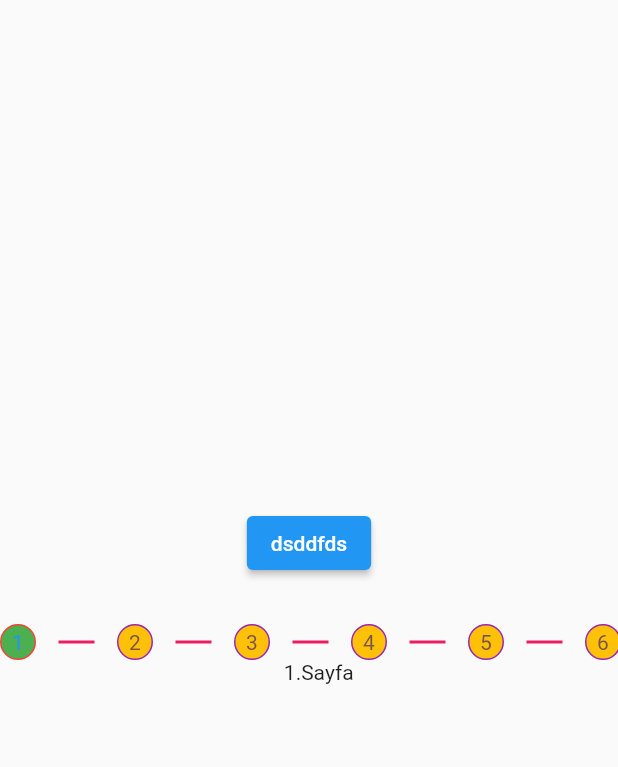
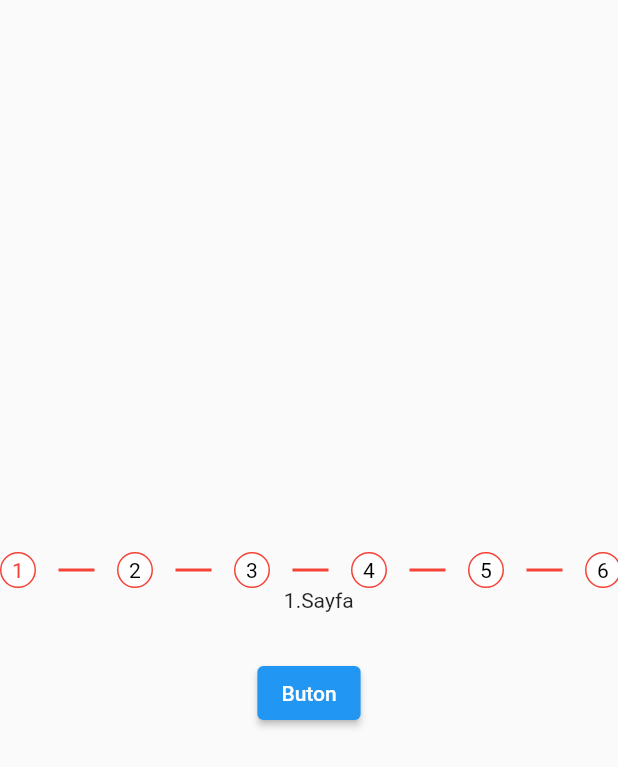
Before and after one commit to aliaydogdu000/Stepper, a Flutter app: the screen it shows after launch, on a phone screen of 412 x 824 dp. Shown: the top 767 px of the screen. Run offline on Flutter 3.47's test engine with Material 2 defaults, Android fonts, the light colour scheme and no system bars.

Commit message:
fix commit

```diff
--- a/stepper_customer/lib/main.dart
+++ b/stepper_customer/lib/main.dart
@@ -43,7 +43,7 @@ class _MyAppState extends State<MyApp> {
     ),
     StepperDetailModel(
       stepperChildWidget: const Text("5.Sayfa"),
-      canTurnBack: true,
+      canTurnBack: false,
       ifCanNotTurnBackWidget: const Text("Bu sayfayı güncelleyemezsiniz."),
     ),
     StepperDetailModel(
@@ -55,27 +55,17 @@ class _MyAppState extends State<MyApp> {
   int stepperCurrentIndex = 0;
   @override
   Widget build(BuildContext context) {
+    StepperDetailModel stepperCurrent = stepperModelList[stepperCurrentIndex];
     return MaterialApp(
       home: Scaffold(
           body: Center(
         child: Column(
           mainAxisAlignment: MainAxisAlignment.center,
           children: [
-            ElevatedButton(
-              onPressed: () {
-                setState(() {
-                  changeIsCompletedValue(stepperCurrentIndex);
-
-                  stepperCurrentIndex++;
-                });
-              },
-              child: const Text("dsddfds"),
-            ),
             AppStepper(
-              stepperChildWidget: stepperModelList[stepperCurrentIndex].isCompleted == true &&
-                      stepperModelList[stepperCurrentIndex].canTurnBack == false
-                  ? stepperModelList[stepperCurrentIndex].ifCanNotTurnBackWidget!
-                  : stepperModelList[stepperCurrentIndex].stepperChildWidget,
+              stepperChildWidget: stepperCurrent.isCompleted == true && stepperCurrent.canTurnBack == false
+                  ? stepperCurrent.ifCanNotTurnBackWidget!
+                  : stepperCurrent.stepperChildWidget,
               currentPageIndex: stepperCurrentIndex,
               stepNumber: 6,
               onPageChanged: (value) {
@@ -84,7 +74,18 @@ class _MyAppState extends State<MyApp> {
                 });
               },
               stepperModelList: stepperModelList,
-            )
+            ),
+            ElevatedButton(
+              onPressed: () {
+                setState(() {
+                  changeIsCompletedValue(stepperCurrentIndex);
+                  if (stepperCurrentIndex < 5) {
+                    stepperCurrentIndex++;
+                  }
+                });
+              },
+              child: const Text("Buton"),
+            ),
           ],
         ),
       )),
--- a/stepper_customer/lib/stepper.dart
+++ b/stepper_customer/lib/stepper.dart
@@ -73,19 +73,19 @@ class AppStepper extends StatelessWidget {
                         shape: BoxShape.circle,
                         border: Border.all(
                           width: 1,
-                          color: currentPageIndex == index ? Colors.red : Colors.purple,
+                          color: currentPageIndex == index ? Colors.red : Colors.red,
                         ),
                         color: currentPageIndex - 1 < index
                             ? currentPageIndex == index
-                                ? Colors.green
-                                : Colors.amber
-                            : Colors.black),
+                                ? Colors.white
+                                : Colors.white70
+                            : Colors.red),
                     child: Center(
                       child: currentPageIndex - 1 < index
                           ? Text(
                               "${index + 1}",
                               style: Theme.of(context).textTheme.bodyMedium?.copyWith(
-                                    color: currentPageIndex == index ? Colors.blue : Colors.brown,
+                                    color: currentPageIndex == index ? Colors.red : Colors.black,
                                     fontSize: 14,
                                   ),
                             )
@@ -114,7 +114,7 @@ class AppStepper extends StatelessWidget {
             index != stepNumber - 1
                 ? Container(
                     margin: const EdgeInsets.symmetric(horizontal: 15),
-                    color: Colors.pink,
+                    color: Colors.red,
                     constraints: const BoxConstraints(
                       minWidth: 12,
                       maxWidth: 24,
```
